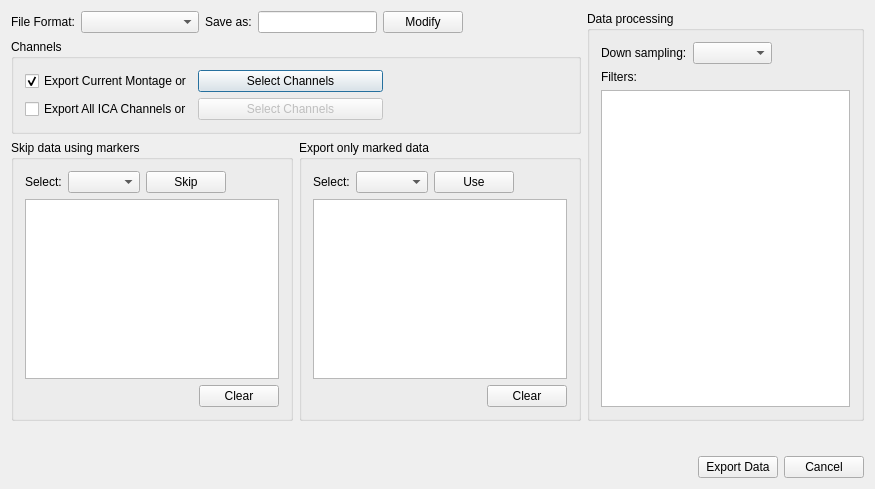
First picture: the form in src/AnyWave/Process/AwExporterSettings.ui, repository HIP-infrastructure/anywave-code, before the edit.
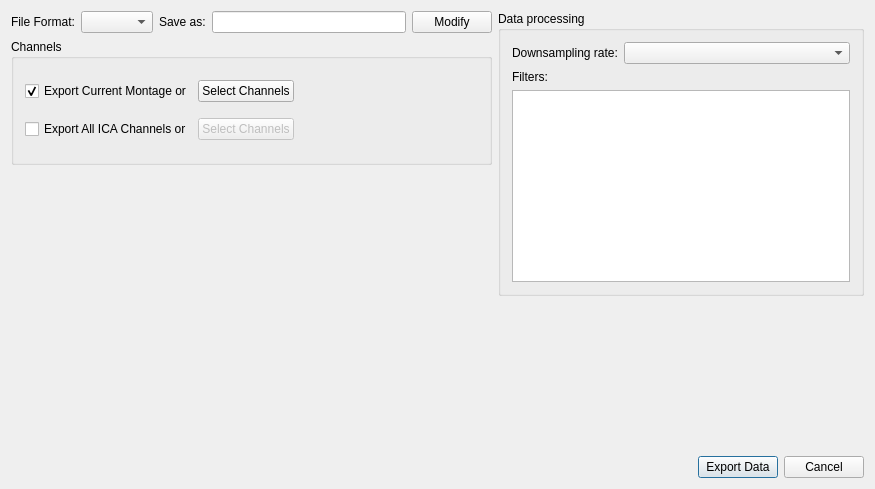
Second picture: the form after the edit. Icons and pictures are not drawn. Custom widgets are drawn as their Qt base class.

Commit message: Fixed bugs in Exporter plugin

```diff
--- a/src/AnyWave/Process/AwExporterSettings.ui
+++ b/src/AnyWave/Process/AwExporterSettings.ui
@@ -22,9 +22,15 @@
   </property>
   <layout class="QGridLayout" name="gridLayout_4">
    <item row="0" column="0">
-    <layout class="QHBoxLayout" name="horizontalLayout_2">
+    <layout class="QHBoxLayout" name="horizontalLayout_2" stretch="0,0,0,1,0">
      <item>
       <widget class="QLabel" name="label">
+       <property name="sizePolicy">
+        <sizepolicy hsizetype="Expanding" vsizetype="Preferred">
+         <horstretch>0</horstretch>
+         <verstretch>0</verstretch>
+        </sizepolicy>
+       </property>
        <property name="text">
         <string>File Format:</string>
        </property>
@@ -42,6 +48,12 @@
      </item>
      <item>
       <widget class="QLabel" name="label_2">
+       <property name="sizePolicy">
+        <sizepolicy hsizetype="Expanding" vsizetype="Preferred">
+         <horstretch>0</horstretch>
+         <verstretch>0</verstretch>
+        </sizepolicy>
+       </property>
        <property name="text">
         <string>Save as:</string>
        </property>
@@ -57,7 +69,7 @@
      <item>
       <widget class="QPushButton" name="buttonFile">
        <property name="sizePolicy">
-        <sizepolicy hsizetype="Preferred" vsizetype="Fixed">
+        <sizepolicy hsizetype="Expanding" vsizetype="Fixed">
          <horstretch>0</horstretch>
          <verstretch>0</verstretch>
         </sizepolicy>
@@ -70,8 +82,15 @@
        </property>
       </widget>
      </item>
+    </layout>
+   </item>
+   <item row="2" column="0">
+    <widget class="AwSelectInputDataWidget" name="inputDataWidget" native="true"/>
+   </item>
+   <item row="4" column="0" colspan="2">
+    <layout class="QHBoxLayout" name="horizontalLayout">
      <item>
-      <spacer name="horizontalSpacer_4">
+      <spacer name="horizontalSpacer_3">
        <property name="orientation">
         <enum>Qt::Horizontal</enum>
        </property>
@@ -83,66 +102,36 @@
        </property>
       </spacer>
      </item>
-    </layout>
-   </item>
-   <item row="0" column="1" rowspan="3">
-    <widget class="QGroupBox" name="groupBox_2">
+     <item>
+      <widget class="QPushButton" name="pushButton">
      <property name="sizePolicy">
-      <sizepolicy hsizetype="Expanding" vsizetype="Expanding">
+        <sizepolicy hsizetype="Preferred" vsizetype="Fixed">
        <horstretch>0</horstretch>
        <verstretch>0</verstretch>
       </sizepolicy>
      </property>
-     <property name="title">
-      <string>Data processing</string>
-     </property>
-     <layout class="QVBoxLayout" name="verticalLayout_2">
-      <item>
-       <layout class="QHBoxLayout" name="horizontalLayout_4">
-        <item>
-         <widget class="QLabel" name="label_6">
           <property name="text">
-           <string>Down sampling:</string>
+        <string>Export Data</string>
           </property>
          </widget>
         </item>
         <item>
-         <widget class="AwComboDS" name="comboDS">
+      <widget class="QPushButton" name="pushButton_2">
           <property name="sizePolicy">
-           <sizepolicy hsizetype="Expanding" vsizetype="Fixed">
+        <sizepolicy hsizetype="Preferred" vsizetype="Fixed">
             <horstretch>0</horstretch>
             <verstretch>0</verstretch>
            </sizepolicy>
           </property>
-         </widget>
-        </item>
-        <item>
-         <spacer name="horizontalSpacer_6">
-          <property name="orientation">
-           <enum>Qt::Horizontal</enum>
-          </property>
-          <property name="sizeHint" stdset="0">
-           <size>
-            <width>40</width>
-            <height>20</height>
-           </size>
-          </property>
-         </spacer>
-        </item>
-       </layout>
-      </item>
-      <item>
-       <widget class="QLabel" name="label_3">
         <property name="text">
-         <string>Filters:</string>
-        </property>
-       </widget>
-      </item>
-      <item>
-       <widget class="AwFilterTableView" name="filterTableView"/>
-      </item>
-     </layout>
-    </widget>
+        <string>Cancel</string>
+       </property>
+       <property name="autoDefault">
+        <bool>false</bool>
+       </property>
+      </widget>
+     </item>
+    </layout>
    </item>
    <item row="1" column="0">
     <widget class="QGroupBox" name="groupBox">
@@ -152,6 +141,12 @@
      <layout class="QGridLayout" name="gridLayout">
       <item row="0" column="0">
        <widget class="QCheckBox" name="checkBoxCurrentMontage">
+        <property name="sizePolicy">
+         <sizepolicy hsizetype="Expanding" vsizetype="Fixed">
+          <horstretch>0</horstretch>
+          <verstretch>0</verstretch>
+         </sizepolicy>
+        </property>
         <property name="text">
          <string>Export Current Montage or</string>
         </property>
@@ -188,6 +183,12 @@
       </item>
       <item row="1" column="0">
        <widget class="QCheckBox" name="checkBoxICA">
+        <property name="sizePolicy">
+         <sizepolicy hsizetype="Expanding" vsizetype="Fixed">
+          <horstretch>0</horstretch>
+          <verstretch>0</verstretch>
+         </sizepolicy>
+        </property>
         <property name="text">
          <string>Export All ICA Channels or</string>
         </property>
@@ -225,98 +226,35 @@
      </layout>
     </widget>
    </item>
-   <item row="2" column="0">
-    <layout class="QHBoxLayout" name="horizontalLayout_6">
-     <item>
-      <widget class="QGroupBox" name="groupBoxMarkers">
+   <item row="0" column="1" rowspan="3">
+    <widget class="QGroupBox" name="groupBox_2">
+     <property name="sizePolicy">
+      <sizepolicy hsizetype="Expanding" vsizetype="Expanding">
+       <horstretch>0</horstretch>
+       <verstretch>0</verstretch>
+      </sizepolicy>
+     </property>
        <property name="title">
-        <string>Skip data using markers</string>
-       </property>
-       <layout class="QGridLayout" name="gridLayout_2">
-        <item row="0" column="0" colspan="2">
-         <layout class="QHBoxLayout" name="horizontalLayout_3">
+      <string>Data processing</string>
+     </property>
+     <layout class="QVBoxLayout" name="verticalLayout_2">
           <item>
-           <widget class="QLabel" name="label_4">
-            <property name="text">
-             <string>Select:</string>
-            </property>
-           </widget>
-          </item>
+       <layout class="QHBoxLayout" name="horizontalLayout_4" stretch="0,1">
           <item>
-           <widget class="AwComboMarker" name="comboSkip">
+         <widget class="QLabel" name="label_6">
             <property name="sizePolicy">
-             <sizepolicy hsizetype="Expanding" vsizetype="Fixed">
+           <sizepolicy hsizetype="Expanding" vsizetype="Preferred">
               <horstretch>0</horstretch>
               <verstretch>0</verstretch>
              </sizepolicy>
             </property>
-           </widget>
-          </item>
-          <item>
-           <widget class="QPushButton" name="buttonSkip">
             <property name="text">
-             <string>Skip</string>
+           <string>Downsampling rate:</string>
             </property>
            </widget>
           </item>
           <item>
-           <spacer name="horizontalSpacer_5">
-            <property name="orientation">
-             <enum>Qt::Horizontal</enum>
-            </property>
-            <property name="sizeHint" stdset="0">
-             <size>
-              <width>40</width>
-              <height>20</height>
-             </size>
-            </property>
-           </spacer>
-          </item>
-         </layout>
-        </item>
-        <item row="1" column="0" colspan="2">
-         <widget class="QListWidget" name="listWidgetSkip"/>
-        </item>
-        <item row="2" column="0">
-         <spacer name="horizontalSpacer_8">
-          <property name="orientation">
-           <enum>Qt::Horizontal</enum>
-          </property>
-          <property name="sizeHint" stdset="0">
-           <size>
-            <width>172</width>
-            <height>20</height>
-           </size>
-          </property>
-         </spacer>
-        </item>
-        <item row="2" column="1">
-         <widget class="QPushButton" name="buttonClearSkip">
-          <property name="text">
-           <string>Clear</string>
-          </property>
-         </widget>
-        </item>
-       </layout>
-      </widget>
-     </item>
-     <item>
-      <widget class="QGroupBox" name="groupBox_3">
-       <property name="title">
-        <string>Export only marked data</string>
-       </property>
-       <layout class="QGridLayout" name="gridLayout_3">
-        <item row="0" column="0" colspan="2">
-         <layout class="QHBoxLayout" name="horizontalLayout_5">
-          <item>
-           <widget class="QLabel" name="label_5">
-            <property name="text">
-             <string>Select:</string>
-            </property>
-           </widget>
-          </item>
-          <item>
-           <widget class="AwComboMarker" name="comboUse">
+         <widget class="AwComboDS" name="comboDS">
             <property name="sizePolicy">
              <sizepolicy hsizetype="Expanding" vsizetype="Fixed">
               <horstretch>0</horstretch>
@@ -325,55 +263,20 @@
             </property>
            </widget>
           </item>
+       </layout>
+      </item>
           <item>
-           <widget class="QPushButton" name="buttonUse">
+       <widget class="QLabel" name="label_3">
             <property name="text">
-             <string>Use</string>
+         <string>Filters:</string>
             </property>
            </widget>
           </item>
           <item>
-           <spacer name="horizontalSpacer_7">
-            <property name="orientation">
-             <enum>Qt::Horizontal</enum>
-            </property>
-            <property name="sizeHint" stdset="0">
-             <size>
-              <width>40</width>
-              <height>20</height>
-             </size>
-            </property>
-           </spacer>
-          </item>
-         </layout>
-        </item>
-        <item row="2" column="0">
-         <spacer name="horizontalSpacer_9">
-          <property name="orientation">
-           <enum>Qt::Horizontal</enum>
-          </property>
-          <property name="sizeHint" stdset="0">
-           <size>
-            <width>172</width>
-            <height>20</height>
-           </size>
-          </property>
-         </spacer>
-        </item>
-        <item row="1" column="0" colspan="2">
-         <widget class="QListWidget" name="listWidgetUse"/>
-        </item>
-        <item row="2" column="1">
-         <widget class="QPushButton" name="buttonClearUse">
-          <property name="text">
-           <string>Clear</string>
-          </property>
-         </widget>
-        </item>
-       </layout>
-      </widget>
-     </item>
-    </layout>
+       <widget class="AwFilterTableView" name="filterTableView"/>
+      </item>
+     </layout>
+    </widget>
    </item>
    <item row="3" column="0">
     <spacer name="verticalSpacer">
@@ -388,44 +291,16 @@
      </property>
     </spacer>
    </item>
-   <item row="4" column="0" colspan="2">
-    <layout class="QHBoxLayout" name="horizontalLayout">
-     <item>
-      <spacer name="horizontalSpacer_3">
-       <property name="orientation">
-        <enum>Qt::Horizontal</enum>
-       </property>
-       <property name="sizeHint" stdset="0">
-        <size>
-         <width>40</width>
-         <height>20</height>
-        </size>
-       </property>
-      </spacer>
-     </item>
-     <item>
-      <widget class="QPushButton" name="pushButton">
-       <property name="text">
-        <string>Export Data</string>
-       </property>
-      </widget>
-     </item>
-     <item>
-      <widget class="QPushButton" name="pushButton_2">
-       <property name="text">
-        <string>Cancel</string>
-       </property>
-       <property name="autoDefault">
-        <bool>false</bool>
-       </property>
-      </widget>
-     </item>
-    </layout>
-   </item>
   </layout>
  </widget>
  <layoutdefault spacing="6" margin="11"/>
  <customwidgets>
+  <customwidget>
+   <class>AwSelectInputDataWidget</class>
+   <extends>QWidget</extends>
+   <header location="global">widget/AwSelectInputDataWidget.h</header>
+   <container>1</container>
+  </customwidget>
   <customwidget>
    <class>AwFilterTableView</class>
    <extends>QTableView</extends>
@@ -436,11 +311,6 @@
    <extends>QComboBox</extends>
    <header location="global">widget/AwComboDS.h</header>
   </customwidget>
-  <customwidget>
-   <class>AwComboMarker</class>
-   <extends>QComboBox</extends>
-   <header location="global">widget/AwComboMarker.h</header>
-  </customwidget>
  </customwidgets>
  <resources>
   <include location="../../../resources/AnyWave.qrc"/>
```
Lines whose indentation alone changed are shown as unchanged. The commit also changes 11 other files.
